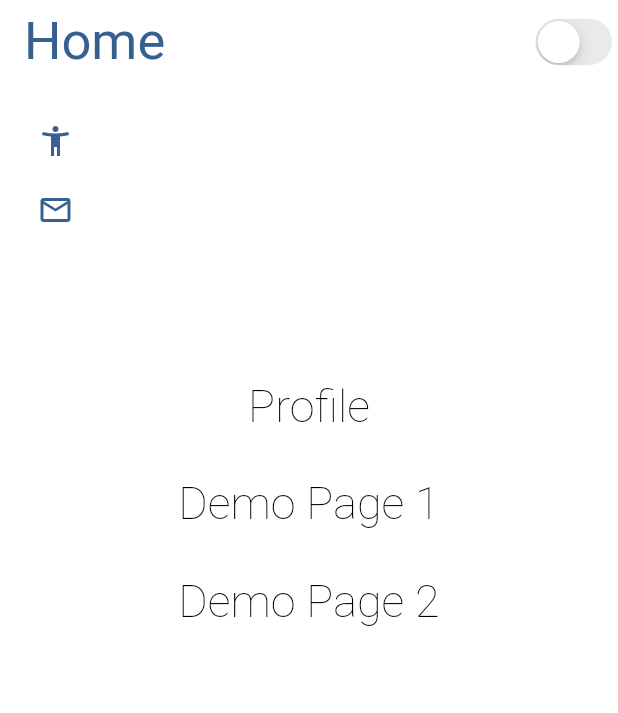
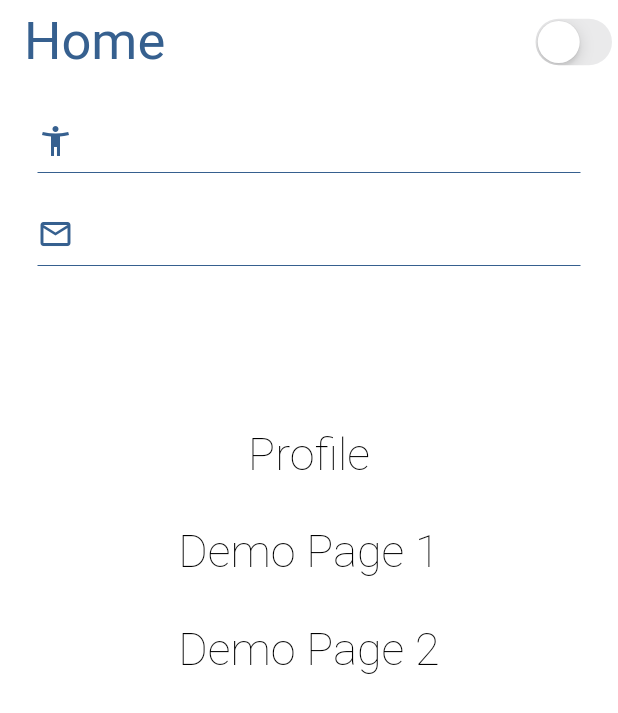
Before and after one commit to lifeShadow59/blocapp, a Flutter app: the screen it shows after launch, on a phone screen of 412 x 824 dp. Shown: the top 713 px of the screen. Run offline on Flutter 3.47's test engine with Material 2 defaults, Android fonts, the phone set to English and light mode, and no system bars; our stand-ins replace bloc, equatable, flutter_bloc, hydrated_bloc; Roboto replaces fonts that are missing (PoppinsBold, PoppinsSemibold).

Commit message:
add divider

```diff
--- a/lib/widget/name_email_widget.dart
+++ b/lib/widget/name_email_widget.dart
@@ -33,6 +33,9 @@ class NameAndEmailWidget extends StatelessWidget {
             })
           ],
         ),
+        Divider(
+          color: Theme.of(context).accentColor,
+        ),
         SizedBox(
           height: 20,
         ),
@@ -61,6 +64,9 @@ class NameAndEmailWidget extends StatelessWidget {
             })
           ],
         ),
+        Divider(
+          color: Theme.of(context).accentColor,
+        ),
       ],
     );
   }
```
